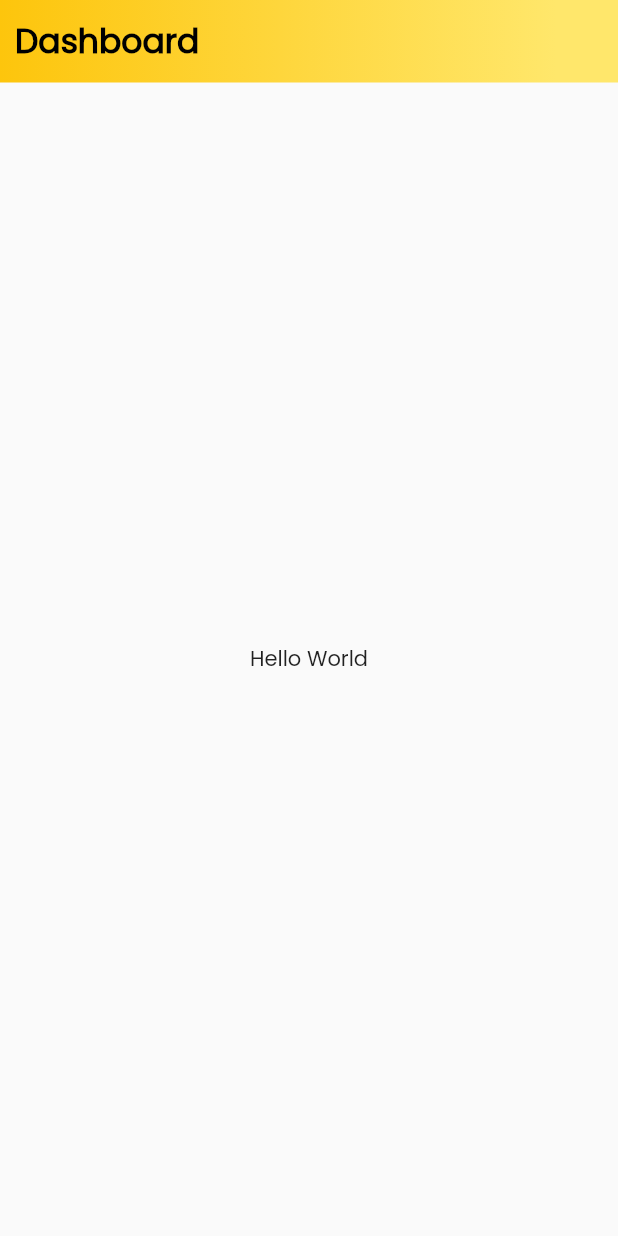
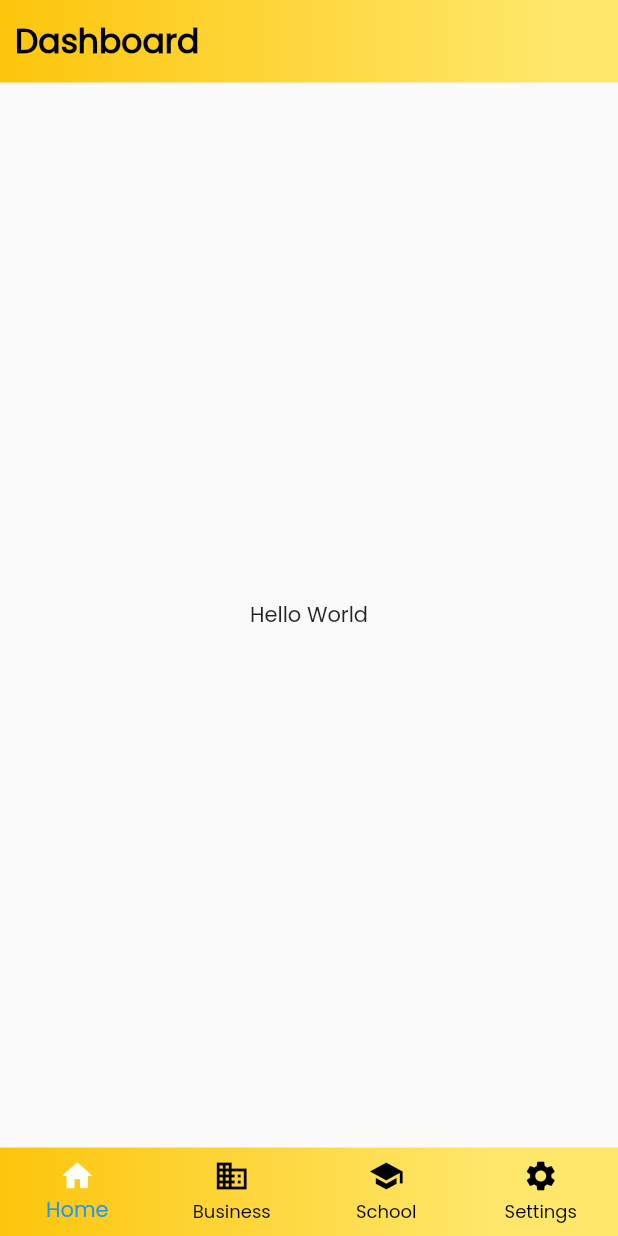
Before and after one commit to it19951386/BOC_Mobile_App, a Flutter app: the screen it shows after launch, on a phone screen of 412 x 824 dp. Run offline on Flutter 3.47's test engine with Material 2 defaults, Android fonts, the phone set to English and light mode, and no system bars.

Commit message:
create custom bottom navigation bar

```diff
--- a/lib/main.dart
+++ b/lib/main.dart
@@ -1,5 +1,6 @@
 import 'package:flutter/material.dart';
 import 'package:boc_mobile_app/screens/pasindu/customAppBar.dart';
+import 'package:boc_mobile_app/screens/pasindu/customBottomNavigationBar.dart';
 void main() {
   runApp(MyApp());
 }
@@ -37,6 +38,7 @@ class _MyHomePageState extends State<MyHomePage> {
       body: Center(
         child: Text("Hello World"),
       ),
+      bottomNavigationBar:bottomNavBar(),
     );
   }
 }
--- /dev/null
+++ b/lib/screens/pasindu/customBottomNavigationBar.dart
@@ -0,0 +1,49 @@
+import 'package:flutter/material.dart';
+
+class bottomNavBar extends StatelessWidget {
+  const bottomNavBar({ Key? key }) : super(key: key);
+
+  @override
+  Widget build(BuildContext context) {
+    return Container(
+      decoration: BoxDecoration(
+        gradient: LinearGradient(
+          colors: [Color.fromARGB(255, 253, 197, 12), Color.fromARGB(255,255,231,107)],
+          begin: Alignment.topLeft,
+          end: Alignment.topRight,
+          stops: [0.0, 0.8],
+          tileMode: TileMode.clamp,
+        ),
+      ),
+      child: BottomNavigationBar(
+        currentIndex: 0,
+        onTap: (index) {},
+        showUnselectedLabels: true,
+        backgroundColor: Colors.transparent,
+        type: BottomNavigationBarType.fixed,
+        elevation: 0,
+        unselectedItemColor: Colors.black,
+        selectedIconTheme: IconThemeData(color: Colors.white),
+        selectedLabelStyle: TextStyle(color: Colors.white),
+        items: const <BottomNavigationBarItem>[
+          BottomNavigationBarItem(
+            icon: Icon(Icons.home),
+            label: 'Home',
+          ),
+          BottomNavigationBarItem(
+            icon: Icon(Icons.business),
+            label: 'Business',
+          ),
+          BottomNavigationBarItem(
+            icon: Icon(Icons.school),
+            label: 'School',
+          ),
+          BottomNavigationBarItem(
+            icon: Icon(Icons.settings),
+            label: 'Settings',
+          ),
+        ],
+      ),
+    );
+  }
+}
```
